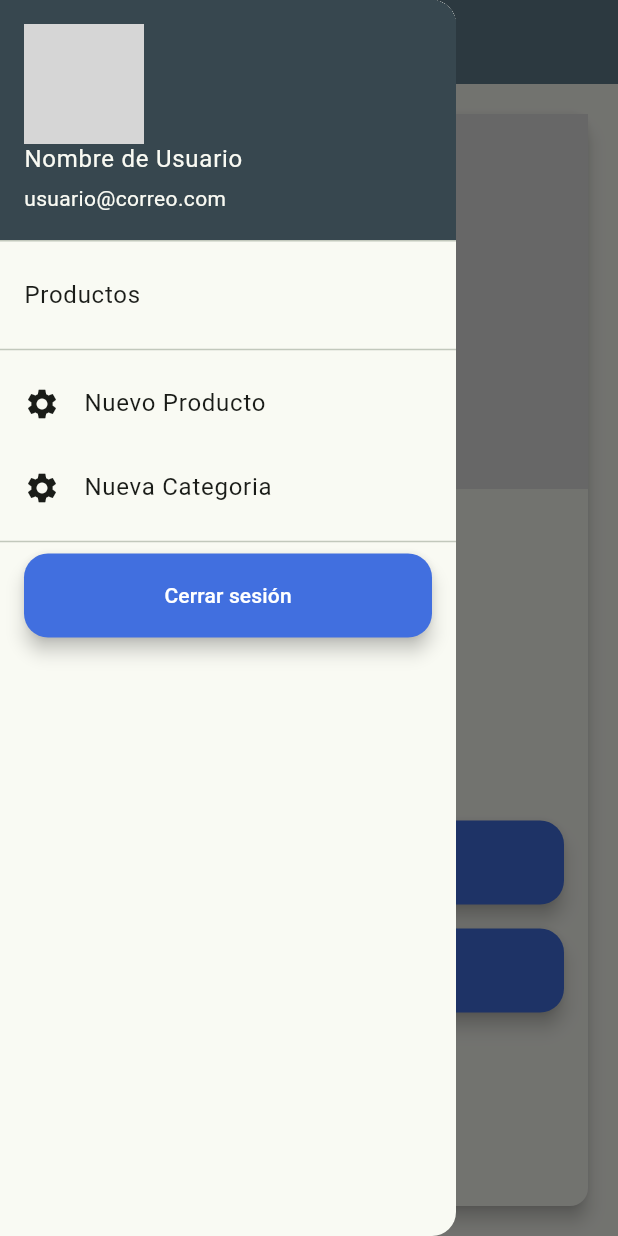
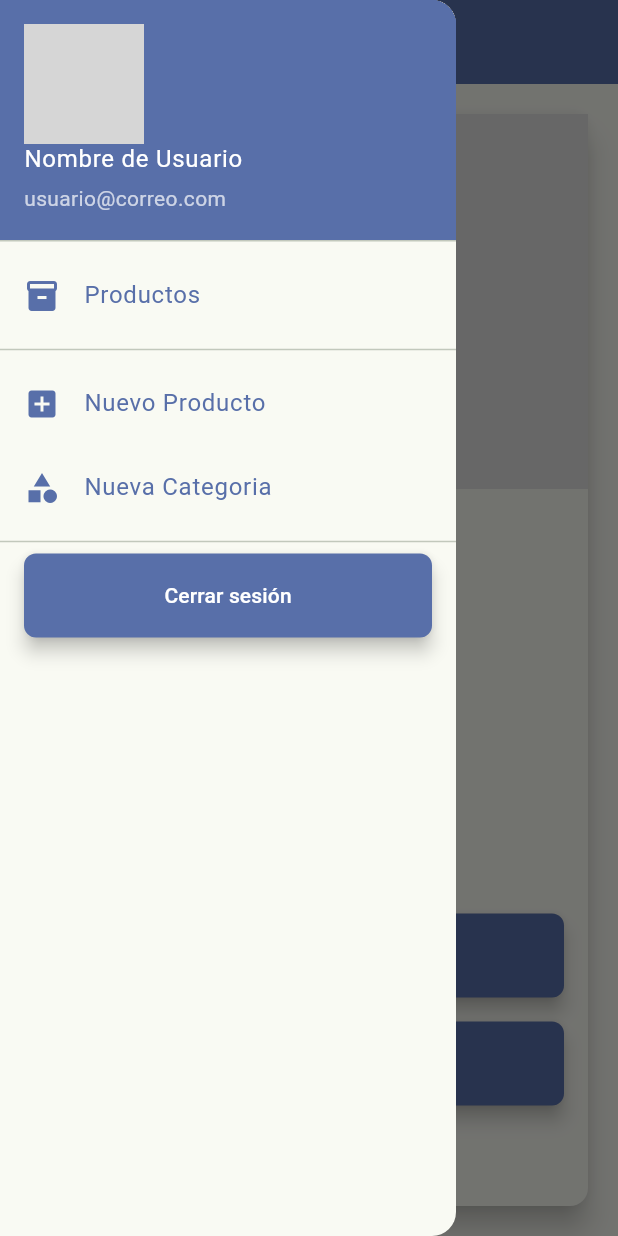
Before and after one commit to dennisqc/Flutter-inventory-shop, a Flutter app: the ProductItem screen opened directly with empty values, with the side drawer open, on a phone screen of 412 x 824 dp. Run offline on Flutter 3.47's test engine with Material 3 defaults, Android fonts, the phone set to English and light mode, and no system bars; our stand-ins replace cloud_firestore, firebase_auth, firebase_core, google_sign_in, icons_plus; accounts and stored records are empty; network calls fail; grey boxes are pictures that could not be loaded.

Commit message:
arreglado el update y el insert

```diff
--- a/lib/models/product_model.dart
+++ b/lib/models/product_model.dart
@@ -12,7 +12,7 @@ class ProductModel {
   final int categoriaId;
   final String subCategoria;
   final int subCategoriaId;
-
+  final int stock;
 
   ProductModel({
     required this.productoID,
@@ -28,6 +28,7 @@ class ProductModel {
     required this.subCategoria,
     required this.categoriaId,
     required this.subCategoriaId,
+    required this.stock,
   });
 
   factory ProductModel.fromJson(Map<String, dynamic> json) {
@@ -50,6 +51,7 @@ class ProductModel {
       subCategoria: json['SubCategoria'] ?? '',
       categoriaId: json['CategoriaID'] ?? 0,
       subCategoriaId: json['SubCategoriaID'] ?? 0,
+      stock:  json['stock'] ?? 0,
     );
   }
 
@@ -67,7 +69,8 @@ class ProductModel {
       'Categoria': categoria,
       'SubCategoria': subCategoria,
       'SubCategoriaID': subCategoriaId,
-      'CategoriaID': categoriaId
+      'CategoriaID': categoriaId,
+      'stock':stock,
     };
   }
 }
--- a/lib/page/list_product_item.dart
+++ b/lib/page/list_product_item.dart
@@ -135,7 +135,7 @@ class _ListProductItemState extends State<ListProductItem> {
                                   ),
                                 ),
                                 Text(
-                                  'Precio: S/.${product.precioVenta.toStringAsFixed(2)}',
+                                  'Stock: ${product.stock}',
                                   style: TextStyle(
                                     color: Colors.greenAccent,
                                   ),
@@ -151,7 +151,7 @@ class _ListProductItemState extends State<ListProductItem> {
                                       ),
                                     );
                                   },
-                                  child: Text('View Product'),
+                                  child: Text('Ver Producto'),
                                   style: ElevatedButton.styleFrom(
                                     backgroundColor:
                                         Color(0xFF586FA9), // Azul oscuro
--- a/lib/page/product_item.dart
+++ b/lib/page/product_item.dart
@@ -1,9 +1,9 @@
 import 'package:flutter/material.dart';
 import 'package:shopflutter/page/edit_item.dart';
 import 'package:shopflutter/widgets/side_menu.dart';
-import '../models/product_model.dart'; // Asegúrate de importar el modelo
+import '../models/product_model.dart';
 
-class ProductItem extends StatelessWidget {
+class ProductItem extends StatefulWidget {
   final ProductModel product;
 
   const ProductItem({
@@ -12,25 +12,57 @@ class ProductItem extends StatelessWidget {
   });
 
   @override
+  _ProductItemState createState() => _ProductItemState();
+}
+
+class _ProductItemState extends State<ProductItem> {
+  late ProductModel _product;
+
+  @override
+  void initState() {
+    super.initState();
+    _product = widget.product;
+  }
+
+  void _refreshProduct() async {
+    // Aquí podrías implementar una lógica para obtener el producto actualizado
+    // Por ejemplo, hacer una solicitud HTTP para obtener el producto actualizado
+    // Suponiendo que tienes un método para obtener el producto por ID
+    // final updatedProduct = await _fetchProduct(widget.product.productoID);
+    // setState(() {
+    //   _product = updatedProduct;
+    // });
+    // Para simplificar, solo llamamos a setState
+    setState(() {});
+  }
+
+  @override
   Widget build(BuildContext context) {
     return Scaffold(
       appBar: AppBar(
         title: Text('Product Details'),
-        backgroundColor: Colors.blueGrey,
+        backgroundColor: Color(0xFF586FA9), // Azul marino
       ),
       body: Padding(
         padding: const EdgeInsets.all(16.0),
         child: Card(
-          elevation: 5,
+          elevation: 8,
+          shape: RoundedRectangleBorder(
+            borderRadius: BorderRadius.circular(12),
+          ),
           child: Column(
             crossAxisAlignment: CrossAxisAlignment.start,
             children: [
-              product.urlImage.isNotEmpty
-                  ? Image.network(
-                      product.urlImage,
-                      fit: BoxFit.cover,
-                      width: double.infinity,
-                      height: 250,
+              _product.urlImage.isNotEmpty
+                  ? ClipRRect(
+                      borderRadius:
+                          BorderRadius.vertical(top: Radius.circular(12)),
+                      child: Image.network(
+                        _product.urlImage,
+                        fit: BoxFit.cover,
+                        width: double.infinity,
+                        height: 250,
+                      ),
                     )
                   : Container(
                       color: Colors.grey[300],
@@ -48,52 +80,94 @@ class ProductItem extends StatelessWidget {
                   crossAxisAlignment: CrossAxisAlignment.start,
                   children: [
                     Text(
-                      product.nombre,
+                      _product.nombre,
                       style: TextStyle(
                         fontWeight: FontWeight.bold,
                         fontSize: 24,
+                        color: Color(0xFF586FA9), // Azul marino
                       ),
                     ),
                     SizedBox(height: 8),
                     Text(
-                      'Description: ${product.descripcion}',
-                      style: TextStyle(fontSize: 16),
+                      'Description: ${_product.descripcion}',
+                      style: TextStyle(
+                        fontSize: 16,
+                        color: Colors.grey[800],
+                      ),
                     ),
                     SizedBox(height: 8),
                     Text(
-                      'Purchase Price: \$${product.precioCompra.toStringAsFixed(2)}',
-                      style: TextStyle(fontSize: 16),
+                      'SKU: ${_product.sku}',
+                      style: TextStyle(
+                        fontSize: 16,
+                        color: Colors.grey[700],
+                      ),
                     ),
                     SizedBox(height: 8),
                     Text(
-                      'Sale Price: \$${product.precioVenta.toStringAsFixed(2)}',
-                      style: TextStyle(fontSize: 16),
+                      'Compra Price: S/.${_product.precioCompra.toStringAsFixed(2)}',
+                      style: TextStyle(
+                        fontSize: 16,
+                        color: Colors.grey[600],
+                      ),
                     ),
                     SizedBox(height: 8),
                     Text(
-                      'Stock: ${product.cantidadEnStock}',
-                      style: TextStyle(fontSize: 16),
+                      'Sale Price: S/.${_product.precioVenta.toStringAsFixed(2)}',
+                      style: TextStyle(
+                        fontSize: 16,
+                        color: Colors.greenAccent,
+                      ),
                     ),
                     SizedBox(height: 8),
                     Text(
-                      'Created: ${product.fechaCreacion}',
-                      style: TextStyle(fontSize: 16),
+                      'Stock: ${_product.cantidadEnStock}',
+                      style: TextStyle(
+                        fontSize: 16,
+                        color: Colors.grey[600],
+                      ),
+                    ),
+                    SizedBox(height: 8),
+                    Text(
+                      'Category: ${_product.categoria}',
+                      style: TextStyle(
+                        fontSize: 16,
+                        color: Colors.grey[600],
+                      ),
+                    ),
+                    SizedBox(height: 8),
+                    Text(
+                      'Sub-Category: ${_product.subCategoria}',
+                      style: TextStyle(
+                        fontSize: 16,
+                        color: Colors.grey[600],
+                      ),
                     ),
                     SizedBox(height: 16),
                     ElevatedButton(
-                      onPressed: () {
-                        Navigator.push(
+                      onPressed: () async {
+                        final result = await Navigator.push(
                           context,
                           MaterialPageRoute(
                             builder: (context) => EditItem(
-                              product: product,
+                              product: _product,
                             ),
                           ),
                         );
+
+                        // Si se realizaron cambios, actualizamos la vista
+                        if (result == true) {
+                          _refreshProduct();
+                        }
                       },
-                      child: Text('Edit'),
+                      child: Text('Editar'),
                       style: ElevatedButton.styleFrom(
+                        backgroundColor: Color(0xFF586FA9), // Azul marino
+                        foregroundColor: Colors.white,
                         minimumSize: Size(double.infinity, 36),
+                        shape: RoundedRectangleBorder(
+                          borderRadius: BorderRadius.circular(8),
+                        ),
                       ),
                     ),
                     SizedBox(height: 16),
@@ -103,7 +177,12 @@ class ProductItem extends StatelessWidget {
                       },
                       child: Text('Back'),
                       style: ElevatedButton.styleFrom(
+                        backgroundColor: Color(0xFF586FA9), // Azul marino
+                        foregroundColor: Colors.white,
                         minimumSize: Size(double.infinity, 36),
+                        shape: RoundedRectangleBorder(
+                          borderRadius: BorderRadius.circular(8),
+                        ),
                       ),
                     ),
                   ],
--- a/lib/widgets/side_menu.dart
+++ b/lib/widgets/side_menu.dart
@@ -79,64 +79,85 @@ class _SideMenuState extends State<SideMenu> {
       children: [
         UserAccountsDrawerHeader(
           currentAccountPictureSize: const Size.square(80.0),
-          accountName: Text("Nombre de Usuario"),
-          accountEmail: Text("usuario@correo.com"),
+          accountName: Text(
+            "Nombre de Usuario",
+            style: TextStyle(color: Colors.white),
+          ),
+          accountEmail: Text(
+            "usuario@correo.com",
+            style: TextStyle(color: Colors.white70),
+          ),
           currentAccountPicture: CircleAvatar(
             backgroundImage: NetworkImage(
                 "https://dthezntil550i.cloudfront.net/f4/latest/f41908291942413280009640715/1280_960/1b2d9510-d66d-43a2-971a-cfcbb600e7fe.png"),
           ),
           decoration: BoxDecoration(
-            color: Colors.blueGrey[800],
+            color: Color(0xFF586FA9), // Azul marino
           ),
         ),
         ListTile(
-          title: Text("Productos"),
+          title: Text(
+            "Productos",
+            style: TextStyle(color: Color(0xFF586FA9)),
+          ),
+          leading: Icon(Icons.inventory, color: Color(0xFF586FA9)),
           onTap: () {
             Navigator.push(
               context,
               MaterialPageRoute(
-                builder: (context) =>
-                    ListProductItem(), // Pasar una lista vacía inicialmente
+                builder: (context) => ListProductItem(),
               ),
             );
           },
         ),
         ...categories.map<Widget>((category) {
           return ExpansionTile(
-            title: Text(category['Nombre']),
+            title: Text(
+              category['Nombre'],
+              style: TextStyle(color: Color(0xFF586FA9)),
+            ),
+            leading: Icon(Icons.category, color: Color(0xFF586FA9)),
             children: (category['Subcategorias'] as List<dynamic>)
                 .map<Widget>((subcat) {
               return ListTile(
-                title: Text(subcat['Nombre']),
+                title: Text(
+                  subcat['Nombre'],
+                  style: TextStyle(color: Colors.grey[800]),
+                ),
                 onTap: () {
                   fetchProductsBySubcategory(subcat['SubCategoriaID']);
-                  print(category);
                 },
               );
             }).toList(),
           );
-        }).toList(),   Divider(),
+        }).toList(),
+        Divider(),
         ListTile(
-          title: Text("Nuevo Producto"),
-          leading: Icon(Icons.settings),
+          title: Text(
+            "Nuevo Producto",
+            style: TextStyle(color: Color(0xFF586FA9)),
+          ),
+          leading: Icon(Icons.add_box, color: Color(0xFF586FA9)),
           onTap: () {
-            // Navegar a la pantalla de configuración
             Navigator.push(
               context,
               MaterialPageRoute(
-                builder: (context) => NewItem(), // Definir esta página
+                builder: (context) => NewItem(),
               ),
             );
           },
-        ),ListTile(
-          title: Text("Nueva Categoria"),
-          leading: Icon(Icons.settings),
+        ),
+        ListTile(
+          title: Text(
+            "Nueva Categoria",
+            style: TextStyle(color: Color(0xFF586FA9)),
+          ),
+          leading: Icon(Icons.category, color: Color(0xFF586FA9)),
           onTap: () {
-            // Navegar a la pantalla de configuración
             Navigator.push(
               context,
               MaterialPageRoute(
-                builder: (context) => NewItem(), // Definir esta página
+                builder: (context) => NewItem(),
               ),
             );
           },
@@ -151,7 +172,12 @@ class _SideMenuState extends State<SideMenu> {
             },
             child: Text("Cerrar sesión"),
             style: ElevatedButton.styleFrom(
+              backgroundColor: Color(0xFF586FA9), // Azul marino
+            //  onPrimary: Colors.white,
               minimumSize: Size(double.infinity, 36),
+              shape: RoundedRectangleBorder(
+                borderRadius: BorderRadius.circular(8),
+              ),
             ),
           ),
         ),
```
Also changed, not shown: lib/page/edit_item.dart (+45 -15 lines), lib/widgets/sub_category_item.dart (+31 -8 lines).
